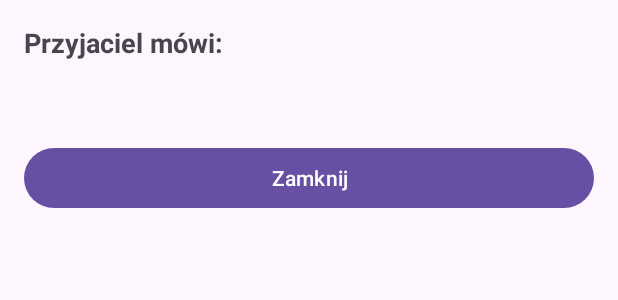
After one commit to Marcinek69XL/MilionerzyGra2, an Android app: the layout telefon_od_przyjaciela.xml on its own in the app's theme, with its tools: preview values and no code run, on a phone screen of 412 x 824 dp. The commit adds this screen. Shown: the top 300 px of the screen. Run offline under Robolectric (Android 15) with nearby library versions, the phone set to English and light mode, and no system bars.

Commit message:
Telefon dziala

```diff
--- a/app/src/main/java/com/example/milionerzygra2/controllers/PytanieController.kt
+++ b/app/src/main/java/com/example/milionerzygra2/controllers/PytanieController.kt
@@ -36,10 +36,10 @@ class PytanieController {
                         _dostepnePytaniaLatwe.add(model);
                     }
                     if(model.poziom == PoziomTrudnosciEnum.SREDNIE){
-                        _dostepnePytaniaLatwe.add(model);
+                        _dostepnePytaniaSrednie.add(model);
                     }
                     if(model.poziom == PoziomTrudnosciEnum.TRUDNE){
-                        _dostepnePytaniaLatwe.add(model);
+                        _dostepnePytaniaTrudne.add(model);
                     }
                 }
             }
@@ -55,7 +55,7 @@ class PytanieController {
             val randomIndex = (0 until _dostepnePytaniaSrednie.size).random()
             return _dostepnePytaniaSrednie.removeAt(randomIndex);
         }
-        if (poziom == PoziomTrudnosciEnum.LATWE){
+        if (poziom == PoziomTrudnosciEnum.TRUDNE){
             val randomIndex = (0 until _dostepnePytaniaTrudne.size).random()
             return _dostepnePytaniaTrudne.removeAt(randomIndex);
         }
--- a/app/src/main/res/layout/activity_zakladka_pytania.xml
+++ b/app/src/main/res/layout/activity_zakladka_pytania.xml
@@ -54,11 +54,13 @@
 
                 <Button
                     android:layout_width="60dp"
+                    android:id="@+id/people"
                     android:onClick="peopleClicked"
                     android:background="@drawable/people"
                     android:layout_height="60dp"></Button>
                 <Button
                     android:layout_marginLeft="30dp"
+                    android:id="@+id/telephone"
                     android:onClick="telephoneClicked"
                     android:layout_marginRight="30dp"
                     android:background="@drawable/telephone"
@@ -67,6 +69,7 @@
                 <Button
                     android:layout_width="60dp"
                     android:onClick="halfClicked"
+                    android:id="@+id/half"
                     android:background="@drawable/half1"
                     android:layout_height="60dp"></Button>
 
--- /dev/null
+++ b/app/src/main/res/layout/telefon_od_przyjaciela.xml
@@ -0,0 +1,36 @@
+<?xml version="1.0" encoding="utf-8"?>
+<!-- res/layout/dialog_telefon_do_przyjaciela.xml -->
+<LinearLayout
+    xmlns:android="http://schemas.android.com/apk/res/android"
+    android:layout_width="match_parent"
+    android:layout_height="wrap_content"
+    android:orientation="vertical"
+    android:padding="16dp">
+
+    <!-- Treść pytania od przyjaciela -->
+    <TextView
+        android:id="@+id/textViewQuestionFromFriend"
+        android:layout_width="match_parent"
+        android:layout_height="wrap_content"
+        android:text="Przyjaciel mówi:"
+        android:textSize="18sp"
+        android:textStyle="bold"
+        android:layout_marginBottom="16dp" />
+
+    <!-- Odpowiedź od przyjaciela -->
+    <TextView
+        android:id="@+id/textViewAnswerFromFriend"
+        android:layout_width="match_parent"
+        android:layout_height="wrap_content"
+        android:text=""
+        android:textSize="16sp"
+        android:layout_marginBottom="16dp" />
+
+    <!-- Przycisk zamykający dialog -->
+    <Button
+        android:id="@+id/buttonCloseDialog"
+        android:layout_width="match_parent"
+        android:layout_height="wrap_content"
+        android:text="Zamknij"
+        android:onClick="closeDialog" />
+</LinearLayout>
```
Also changed, not shown: app/src/main/java/com/example/milionerzygra2/Gra.kt (+35 -0 lines), app/src/main/java/com/example/milionerzygra2/controllers/KoloRatunkoweController.kt (added, +144 -0 lines), app/src/main/java/com/example/milionerzygra2/uicontrollers/ZakladkaPytaniaActivity.kt (+64 -2 lines).
